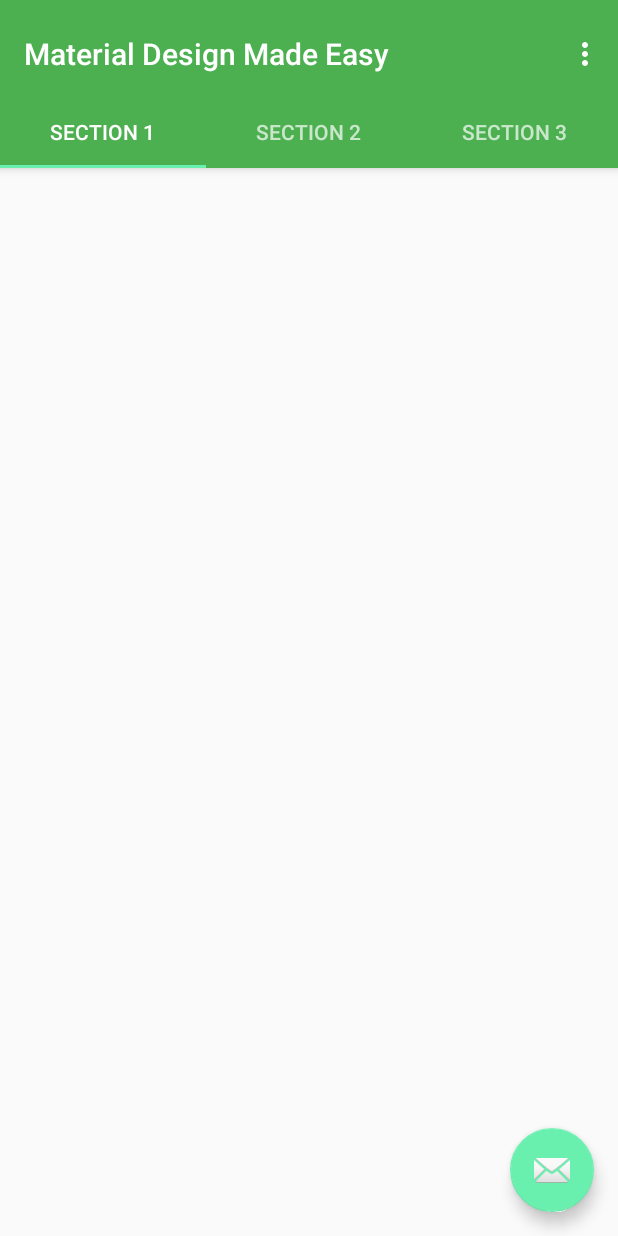
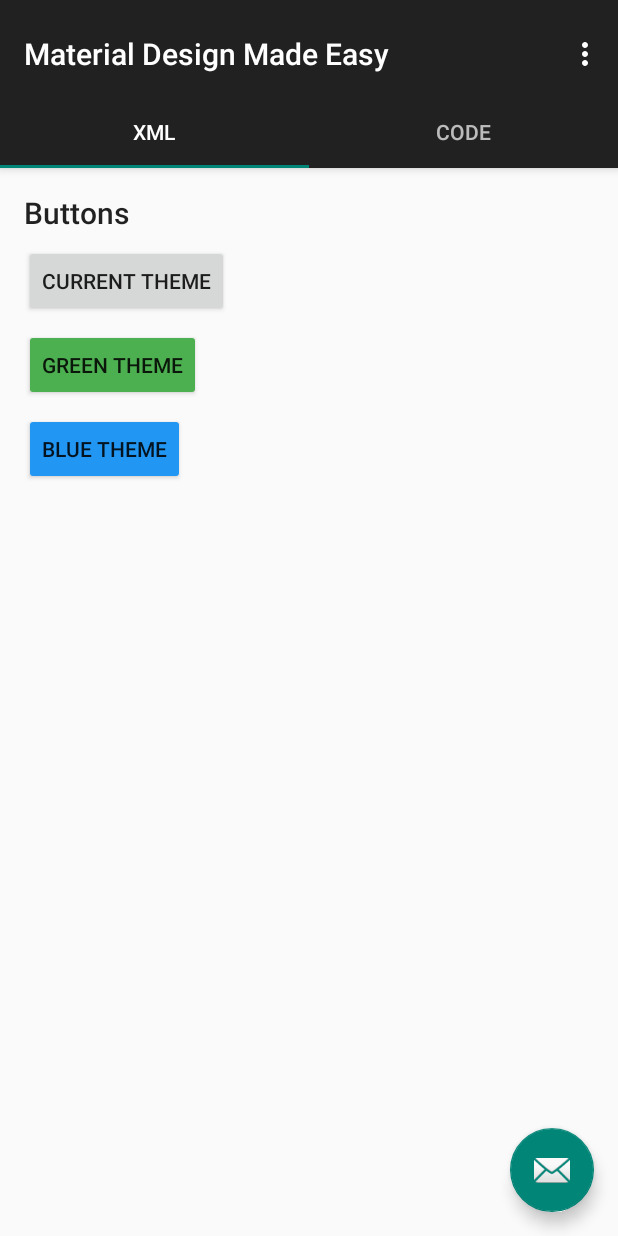
Before and after one commit to StevenByle/Android-Material-Themes-Demo, an Android app: the screen it shows after launch (HomeActivity), on a phone screen of 412 x 824 dp. Run offline under Robolectric (Android 15) with nearby library versions, the phone set to English and light mode, and no system bars.

Commit message:
Added buttons to home page with basic themes applied.

```diff
--- a/MaterialDesignMadeEasy/app/src/main/AndroidManifest.xml
+++ b/MaterialDesignMadeEasy/app/src/main/AndroidManifest.xml
@@ -8,7 +8,7 @@
         android:icon="@mipmap/ic_launcher"
         android:label="@string/app_name"
         android:supportsRtl="false"
-        android:theme="@style/AppTheme.NoActionBar">
+        android:theme="@style/AppTheme">
         <activity
             android:name=".controller.home.HomeActivity"
             android:label="@string/app_name">
--- a/MaterialDesignMadeEasy/app/src/main/java/com/stevenbyle/androidmaterialdesign/controller/home/HomeActivity.java
+++ b/MaterialDesignMadeEasy/app/src/main/java/com/stevenbyle/androidmaterialdesign/controller/home/HomeActivity.java
@@ -6,8 +6,6 @@ import android.support.design.widget.Snackbar;
 import android.support.v7.app.AppCompatActivity;
 import android.support.v7.widget.Toolbar;
 
-import android.support.v4.app.Fragment;
-import android.support.v4.app.FragmentManager;
 import android.support.v4.app.FragmentPagerAdapter;
 import android.support.v4.view.ViewPager;
 import android.os.Bundle;
@@ -16,7 +14,6 @@ import android.view.MenuItem;
 import android.view.View;
 
 import com.stevenbyle.androidmaterialdesign.R;
-import com.stevenbyle.androidmaterialdesign.controller.home.MaterialComponentsFragment.ThemingMethod;
 
 public class HomeActivity extends AppCompatActivity {
 
@@ -26,7 +23,7 @@ public class HomeActivity extends AppCompatActivity {
      * fragment in memory. If this becomes too memory intensive, it may be best to switch to a
      * {@link android.support.v4.app.FragmentStatePagerAdapter}.
      */
-    private SectionsPagerAdapter mSectionsPagerAdapter;
+    private HomePagerAdapter mPagerAdapter;
 
     /**
      * The {@link ViewPager} that will host the section contents.
@@ -42,11 +39,11 @@ public class HomeActivity extends AppCompatActivity {
         setSupportActionBar(toolbar);
         // Create the adapter that will return a fragment for each of the three
         // primary sections of the activity.
-        mSectionsPagerAdapter = new SectionsPagerAdapter(getSupportFragmentManager());
+        mPagerAdapter = new HomePagerAdapter(this, getSupportFragmentManager());
 
         // Set up the ViewPager with the sections adapter.
         mViewPager = (ViewPager) findViewById(R.id.container);
-        mViewPager.setAdapter(mSectionsPagerAdapter);
+        mViewPager.setAdapter(mPagerAdapter);
 
         TabLayout tabLayout = (TabLayout) findViewById(R.id.tabs);
         tabLayout.setupWithViewPager(mViewPager);
@@ -84,41 +81,4 @@ public class HomeActivity extends AppCompatActivity {
         return super.onOptionsItemSelected(item);
     }
 
-    /**
-     * A {@link FragmentPagerAdapter} that returns a fragment corresponding to one of the
-     * sections/tabs/pages.
-     */
-    public static class SectionsPagerAdapter extends FragmentPagerAdapter {
-
-        public SectionsPagerAdapter(FragmentManager fm) {
-            super(fm);
-        }
-
-        @Override
-        public Fragment getItem(int position) {
-            // getItem is called to instantiate the fragment for the given page.
-            // Return a PlaceholderFragment (defined as a static inner class below).
-            return MaterialComponentsFragment.newInstance(ThemingMethod.XML);
-        }
-
-        @Override
-        public int getCount() {
-            // Show 3 total pages.
-            return 3;
-        }
-
-        @Override
-        public CharSequence getPageTitle(int position) {
-            switch (position) {
-                case 0:
-                    return "SECTION 1";
-                case 1:
-                    return "SECTION 2";
-                case 2:
-                    return "SECTION 3";
-            }
-            return null;
-        }
-    }
-
 }
--- /dev/null
+++ b/MaterialDesignMadeEasy/app/src/main/java/com/stevenbyle/androidmaterialdesign/controller/home/HomePagerAdapter.java
@@ -0,0 +1,51 @@
+package com.stevenbyle.androidmaterialdesign.controller.home;
+
+import android.content.Context;
+import android.support.v4.app.Fragment;
+import android.support.v4.app.FragmentManager;
+import android.support.v4.app.FragmentPagerAdapter;
+
+import com.stevenbyle.androidmaterialdesign.R;
+import com.stevenbyle.androidmaterialdesign.controller.home.MaterialByXmlFragment.ThemingMethod;
+
+import java.lang.ref.WeakReference;
+
+/**
+ * A {@link FragmentPagerAdapter} that returns a fragment corresponding to one of the
+ * sections/tabs/pages.
+ */
+public class HomePagerAdapter extends FragmentPagerAdapter {
+
+    private WeakReference<Context> mContextRef;
+
+    public HomePagerAdapter(Context context, FragmentManager fm) {
+        super(fm);
+        mContextRef = new WeakReference<Context>(context);
+    }
+
+    @Override
+    public Fragment getItem(int position) {
+        // getItem is called to instantiate the fragment for the given page.
+        // Return a PlaceholderFragment (defined as a static inner class below).
+        return MaterialByXmlFragment.newInstance(ThemingMethod.XML);
+    }
+
+    @Override
+    public int getCount() {
+        return 2;
+    }
+
+    @Override
+    public CharSequence getPageTitle(int position) {
+        Context context = mContextRef.get();
+        if (context != null) {
+            switch (position) {
+                case 0:
+                    return context.getString(R.string.home_tab_xml);
+                case 1:
+                    return context.getString(R.string.home_tab_code);
+            }
+        }
+        return null;
+    }
+}
--- a/MaterialDesignMadeEasy/app/src/main/java/com/stevenbyle/androidmaterialdesign/controller/home/MaterialComponentsFragment.java
+++ b/MaterialDesignMadeEasy/app/src/main/java/com/stevenbyle/androidmaterialdesign/controller/home/MaterialByXmlFragment.java
@@ -6,29 +6,29 @@ import android.support.v4.app.Fragment;
 import android.view.LayoutInflater;
 import android.view.View;
 import android.view.ViewGroup;
-import android.widget.TextView;
 
 import com.stevenbyle.androidmaterialdesign.BuildConfig;
 import com.stevenbyle.androidmaterialdesign.R;
-import com.stevenbyle.androidmaterialdesign.controller.home.LogUtil.LogLevel;
+import com.stevenbyle.androidmaterialdesign.global.LogUtil;
+import com.stevenbyle.androidmaterialdesign.global.LogUtil.LogLevel;
 
 /**
  * TODO
  */
-public class MaterialComponentsFragment extends Fragment {
-    private static final String TAG = LogUtil.generateTag(MaterialComponentsFragment.class);
+public class MaterialByXmlFragment extends Fragment {
+    private static final String TAG = LogUtil.generateTag(MaterialByXmlFragment.class);
 
     private static final String KEY_ARG_THEMING_METHOD = "KEY_ARG_THEMING_METHOD";
 
     private ThemingMethod mThemingMethod;
 
-    public static MaterialComponentsFragment newInstance(ThemingMethod themingMethod) {
+    public static MaterialByXmlFragment newInstance(ThemingMethod themingMethod) {
         if (BuildConfig.DEBUG) {
             LogUtil.logMessage(LogLevel.DEBUG, TAG, "newInstance");
         }
 
         // Create a new fragment instance
-        MaterialComponentsFragment fragment = new MaterialComponentsFragment();
+        MaterialByXmlFragment fragment = new MaterialByXmlFragment();
 
         // Get arguments passed in, if any
         Bundle args = fragment.getArguments();
@@ -88,10 +88,10 @@ public class MaterialComponentsFragment extends Fragment {
         }
 
         // Inflate the fragment layout into the container
-        View fragmentView = inflater.inflate(R.layout.fragment_material_components, container, false);
+        View fragmentView = inflater.inflate(R.layout.fragment_material_by_xml, container, false);
 
         // Reference views
-        TextView textView = (TextView) fragmentView.findViewById(R.id.section_label);
+
 
         // Set and bind data to views
 
--- a/MaterialDesignMadeEasy/app/src/main/java/com/stevenbyle/androidmaterialdesign/controller/home/LogUtil.java
+++ b/MaterialDesignMadeEasy/app/src/main/java/com/stevenbyle/androidmaterialdesign/global/LogUtil.java
@@ -1,4 +1,4 @@
-package com.stevenbyle.androidmaterialdesign.controller.home;
+package com.stevenbyle.androidmaterialdesign.global;
 
 import android.os.Bundle;
 import android.support.annotation.Nullable;
--- /dev/null
+++ b/MaterialDesignMadeEasy/app/src/main/res/layout/fragment_material_by_xml.xml
@@ -0,0 +1,37 @@
+<LinearLayout xmlns:android="http://schemas.android.com/apk/res/android"
+              xmlns:tools="http://schemas.android.com/tools"
+              android:layout_width="match_parent"
+              android:layout_height="match_parent"
+              android:orientation="vertical"
+              android:paddingBottom="@dimen/activity_vertical_margin"
+              android:paddingLeft="@dimen/activity_horizontal_margin"
+              android:paddingRight="@dimen/activity_horizontal_margin"
+              android:paddingTop="@dimen/activity_vertical_margin"
+              tools:context=".controller.home.HomeActivity">
+
+    <TextView
+        android:layout_width="wrap_content"
+        android:layout_height="wrap_content"
+        android:text="Buttons"
+        android:textAppearance="@style/TextAppearance.AppCompat.Title"/>
+
+    <Button
+        android:layout_width="wrap_content"
+        android:layout_height="wrap_content"
+        android:layout_marginTop="@dimen/material_element_spacing"
+        android:text="Current Theme"/>
+
+    <Button
+        android:layout_width="wrap_content"
+        android:layout_height="wrap_content"
+        android:layout_marginTop="@dimen/material_element_spacing"
+        android:text="Green Theme"
+        android:theme="@style/AppTheme.Control.Green"/>
+
+    <Button
+        android:layout_width="wrap_content"
+        android:layout_height="wrap_content"
+        android:layout_marginTop="@dimen/material_element_spacing"
+        android:text="Blue Theme"
+        android:theme="@style/AppTheme.Control.Blue"/>
+</LinearLayout>
--- a/MaterialDesignMadeEasy/app/src/main/res/layout/fragment_material_components.xml
+++ /dev/null
@@ -1,14 +0,0 @@
-<RelativeLayout xmlns:android="http://schemas.android.com/apk/res/android"
-                xmlns:tools="http://schemas.android.com/tools"
-                android:layout_width="match_parent"
-                android:layout_height="match_parent"
-                android:paddingLeft="@dimen/activity_horizontal_margin"
-                android:paddingRight="@dimen/activity_horizontal_margin"
-                android:paddingTop="@dimen/activity_vertical_margin"
-                android:paddingBottom="@dimen/activity_vertical_margin"
-                tools:context="com.stevenbyle.androidmaterialdesign.controller.home.HomeActivity.MaterialComponentsFragment">
-    <TextView
-        android:id="@+id/section_label"
-        android:layout_width="wrap_content"
-        android:layout_height="wrap_content"/>
-</RelativeLayout>
--- a/MaterialDesignMadeEasy/app/src/main/res/values-v21/styles.xml
+++ b/MaterialDesignMadeEasy/app/src/main/res/values-v21/styles.xml
@@ -1,9 +1,6 @@
 <resources>>
 
-    <style name="AppTheme.NoActionBar">
-        <item name="windowActionBar">false</item>
-        <item name="windowNoTitle">true</item>
+    <style name="AppTheme" parent="AppBaseTheme">
         <item name="android:windowDrawsSystemBarBackgrounds">true</item>
-        <item name="android:statusBarColor">@android:color/transparent</item>
     </style>
 </resources>
--- a/MaterialDesignMadeEasy/app/src/main/res/values/dimens.xml
+++ b/MaterialDesignMadeEasy/app/src/main/res/values/dimens.xml
@@ -2,9 +2,15 @@
     <!-- Default screen margins, per the Android Design guidelines. -->
     <dimen name="nav_header_vertical_spacing">16dp</dimen>
     <dimen name="nav_header_height">160dp</dimen>
+
     <!-- Default screen margins, per the Android Design guidelines. -->
     <dimen name="activity_horizontal_margin">16dp</dimen>
     <dimen name="activity_vertical_margin">16dp</dimen>
     <dimen name="fab_margin">16dp</dimen>
     <dimen name="appbar_padding_top">8dp</dimen>
+
+    <!-- Material elements -->
+    <dimen name="material_element_spacing">8dp</dimen>
+
+
 </resources>
--- a/MaterialDesignMadeEasy/app/src/main/res/values/strings.xml
+++ b/MaterialDesignMadeEasy/app/src/main/res/values/strings.xml
@@ -1,7 +1,11 @@
 <resources>
+    <!-- Global app -->
     <string name="app_name">Material Design Made Easy</string>
-    <string name="navigation_drawer_open">Open navigation drawer</string>
-    <string name="navigation_drawer_close">Close navigation drawer</string>
+
+    <!-- Menu actions -->
     <string name="action_settings">Settings</string>
-    <string name="title_activity_material_components">Material Components</string>
+
+    <!-- Home page -->
+    <string name="home_tab_xml">XML</string>
+    <string name="home_tab_code">Code</string>
 </resources>
--- a/MaterialDesignMadeEasy/app/src/main/res/values/styles.xml
+++ b/MaterialDesignMadeEasy/app/src/main/res/values/styles.xml
@@ -1,51 +1,127 @@
 <resources>
-    <style name="AppTheme" parent="Theme.AppCompat.Light.DarkActionBar">
 
-        <!-- AppCompat attributes -->
+    <!-- Base App Theme -->
+    <style name="AppBaseTheme" parent="Theme.AppCompat.Light.DarkActionBar">
+
+        <!-- Remove action bar, since toolbar is being used -->
+        <item name="windowActionBar">false</item>
+        <item name="windowNoTitle">true</item>
+    </style>
+
+    <!-- App Theme -->
+    <style name="AppTheme" parent="AppBaseTheme">
+    </style>
+
+
+    <!-- App Theme Variants -->
+    <style name="AppTheme.Red">
+        <item name="colorPrimary">@color/material_red_500</item>
+        <item name="colorPrimaryDark">@color/material_red_700</item>
+        <item name="colorAccent">@color/material_red_a200</item>
+        <item name="colorButtonNormal">@color/material_red_500</item>
+        <item name="colorSwitchThumbNormal">@color/material_red_500</item>
+        <item name="colorControlNormal">@color/material_red_500</item>
+        <item name="colorControlActivated">@color/material_red_500</item>
+        <item name="colorControlHighlight">@color/material_red_700</item>
+        <item name="dialogTheme">@style/AppTheme.Dialog.Red</item>
+        <item name="alertDialogTheme">@style/AppTheme.AlertDialog.Red</item>
+    </style>
+
+    <style name="AppTheme.Green">
         <item name="colorPrimary">@color/material_green_500</item>
         <item name="colorPrimaryDark">@color/material_green_700</item>
         <item name="colorAccent">@color/material_green_a200</item>
+        <item name="colorButtonNormal">@color/material_green_500</item>
+        <item name="colorSwitchThumbNormal">@color/material_green_500</item>
         <item name="colorControlNormal">@color/material_green_500</item>
         <item name="colorControlActivated">@color/material_green_500</item>
-        <item name="colorControlHighlight">@color/selector_gray_pressed</item>
-        <item name="colorButtonNormal">@color/material_green_500</item>
-        <item name="colorSwitchThumbNormal">@color/material_green_500</item>
+        <item name="colorControlHighlight">@color/material_green_700</item>
         <item name="dialogTheme">@style/AppTheme.Dialog.Green</item>
         <item name="alertDialogTheme">@style/AppTheme.AlertDialog.Green</item>
     </style>
 
-    <style name="AppTheme.NoActionBar">
-        <item name="windowActionBar">false</item>
-        <item name="windowNoTitle">true</item>
+    <style name="AppTheme.Blue">
+        <item name="colorPrimary">@color/material_blue_500</item>
+        <item name="colorPrimaryDark">@color/material_blue_700</item>
+        <item name="colorAccent">@color/material_blue_a200</item>
+        <item name="colorButtonNormal">@color/material_blue_500</item>
+        <item name="colorSwitchThumbNormal">@color/material_blue_500</item>
+        <item name="colorControlNormal">@color/material_blue_500</item>
+        <item name="colorControlActivated">@color/material_blue_500</item>
+        <item name="colorControlHighlight">@color/material_blue_700</item>
+        <item name="dialogTheme">@style/AppTheme.Dialog.Blue</item>
+        <item name="alertDialogTheme">@style/AppTheme.AlertDialog.Blue</item>
     </style>
+
+
+    <!-- Control Themes -->
+    <style name="AppTheme.Control">
+    </style>
+
+    <style name="AppTheme.Control.Red">
+        <item name="colorButtonNormal">@color/material_red_500</item>
+        <item name="colorSwitchThumbNormal">@color/material_red_500</item>
+        <item name="colorControlNormal">@color/material_red_500</item>
+        <item name="colorControlActivated">@color/material_red_500</item>
+        <item name="colorControlHighlight">@color/material_red_700</item>
+    </style>
+
+    <style name="AppTheme.Control.Green">
+        <item name="colorButtonNormal">@color/material_green_500</item>
+        <item name="colorSwitchThumbNormal">@color/material_green_500</item>
+        <item name="colorControlNormal">@color/material_green_500</item>
+        <item name="colorControlActivated">@color/material_green_500</item>
+        <item name="colorControlHighlight">@color/material_green_700</item>
+    </style>
+
+    <style name="AppTheme.Control.Blue">
+        <item name="colorButtonNormal">@color/material_blue_500</item>
+        <item name="colorSwitchThumbNormal">@color/material_blue_500</item>
+        <item name="colorControlNormal">@color/material_blue_500</item>
+        <item name="colorControlActivated">@color/material_blue_500</item>
+        <item name="colorControlHighlight">@color/material_blue_700</item>
+    </style>
+
 
     <!-- AppBar Overlay Themes -->
     <style name="AppTheme.AppBarOverlay" parent="ThemeOverlay.AppCompat.Dark.ActionBar"/>
 
+
     <!-- Popup Overlay Themes -->
     <style name="AppTheme.PopupOverlay" parent="ThemeOverlay.AppCompat.Light"/>
 
+
     <!-- Dialog Themes -->
     <style name="AppTheme.Dialog" parent="Theme.AppCompat.Light.Dialog">
+    </style>
+
+    <style name="AppTheme.Dialog.Red">
+        <item name="colorAccent">@color/material_red_500</item>
     </style>
 
     <style name="AppTheme.Dialog.Green">
         <item name="colorAccent">@color/material_green_500</item>
     </style>
 
-    <style name="AppTheme.Dialog.Red">
-        <item name="colorAccent">@color/material_red_500</item>
+    <style name="AppTheme.Dialog.Blue">
+        <item name="colorAccent">@color/material_blue_500</item>
     </style>
 
+
+    <!-- AlertDialog Themes -->
     <style name="AppTheme.AlertDialog" parent="Theme.AppCompat.Light.Dialog.Alert">
+    </style>
+
+    <style name="AppTheme.AlertDialog.Red">
+        <item name="colorAccent">@color/material_red_500</item>
     </style>
 
     <style name="AppTheme.AlertDialog.Green">
         <item name="colorAccent">@color/material_green_500</item>
     </style>
 
-    <style name="AppTheme.AlertDialog.Red">
-        <item name="colorAccent">@color/material_red_500</item>
+    <style name="AppTheme.AlertDialog.Blue">
+        <item name="colorAccent">@color/material_blue_500</item>
     </style>
 
 </resources>
```
Also changed, not shown: MaterialDesignMadeEasy/app/src/main/res/drawable/side_nav_bar.xml (deleted, +0 -9 lines), MaterialDesignMadeEasy/app/src/main/res/values/colors.xml (+39 -24 lines).
